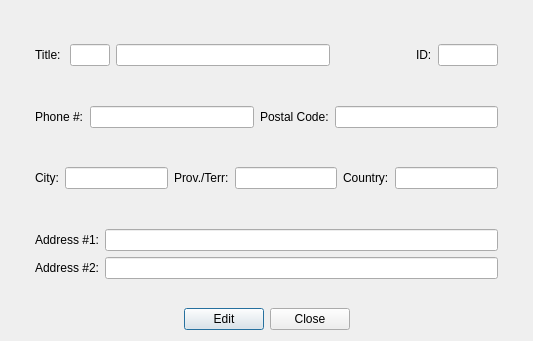
The window that interface/clientdetaildialog.ui (ArclightEntertainment/arclight-placeholder) describes before a commit, drawn with Qt 5.
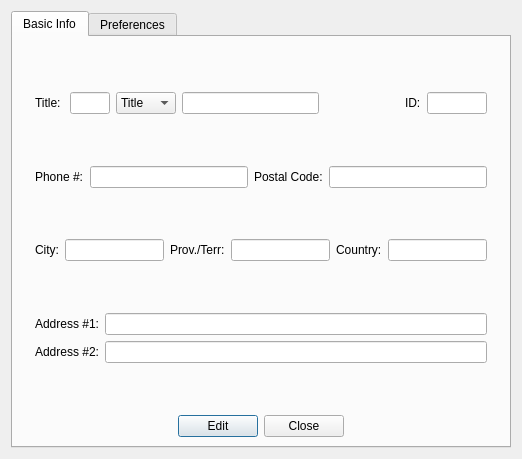
The same window after the commit. The open tabs and pages were chosen to show the change.

Patch:
```diff
--- a/interface/clientdetaildialog.ui
+++ b/interface/clientdetaildialog.ui
@@ -6,8 +6,8 @@
    <rect>
     <x>0</x>
     <y>0</y>
-    <width>533</width>
-    <height>341</height>
+    <width>522</width>
+    <height>459</height>
    </rect>
   </property>
   <property name="windowTitle">
@@ -15,6 +15,16 @@
   </property>
   <layout class="QGridLayout" name="gridLayout">
    <item row="0" column="0">
+    <widget class="QTabWidget" name="tabWidget">
+     <property name="currentIndex">
+      <number>1</number>
+     </property>
+     <widget class="QWidget" name="tab">
+      <attribute name="title">
+       <string>Basic Info</string>
+      </attribute>
+      <layout class="QGridLayout" name="gridLayout_2">
+       <item row="0" column="0">
     <layout class="QHBoxLayout" name="horizontalLayout_3">
      <item>
       <spacer name="horizontalSpacer_5">
@@ -63,6 +73,40 @@
            </property>
           </widget>
          </item>
+             <item>
+              <widget class="QComboBox" name="titleComboBox">
+               <item>
+                <property name="text">
+                 <string>Title</string>
+                </property>
+               </item>
+               <item>
+                <property name="text">
+                 <string>Mr.</string>
+                </property>
+               </item>
+               <item>
+                <property name="text">
+                 <string>Ms.</string>
+                </property>
+               </item>
+               <item>
+                <property name="text">
+                 <string>Mrs.</string>
+                </property>
+               </item>
+               <item>
+                <property name="text">
+                 <string>Dr.</string>
+                </property>
+               </item>
+               <item>
+                <property name="text">
+                 <string>Other</string>
+                </property>
+               </item>
+              </widget>
+             </item>
          <item>
           <widget class="QLineEdit" name="nameLineEdit"/>
          </item>
@@ -315,6 +359,15 @@
       </spacer>
      </item>
     </layout>
+       </item>
+      </layout>
+     </widget>
+     <widget class="QWidget" name="preferences">
+      <attribute name="title">
+       <string>Preferences</string>
+      </attribute>
+     </widget>
+    </widget>
    </item>
   </layout>
  </widget>
```
Lines whose indentation alone changed are shown as unchanged.
